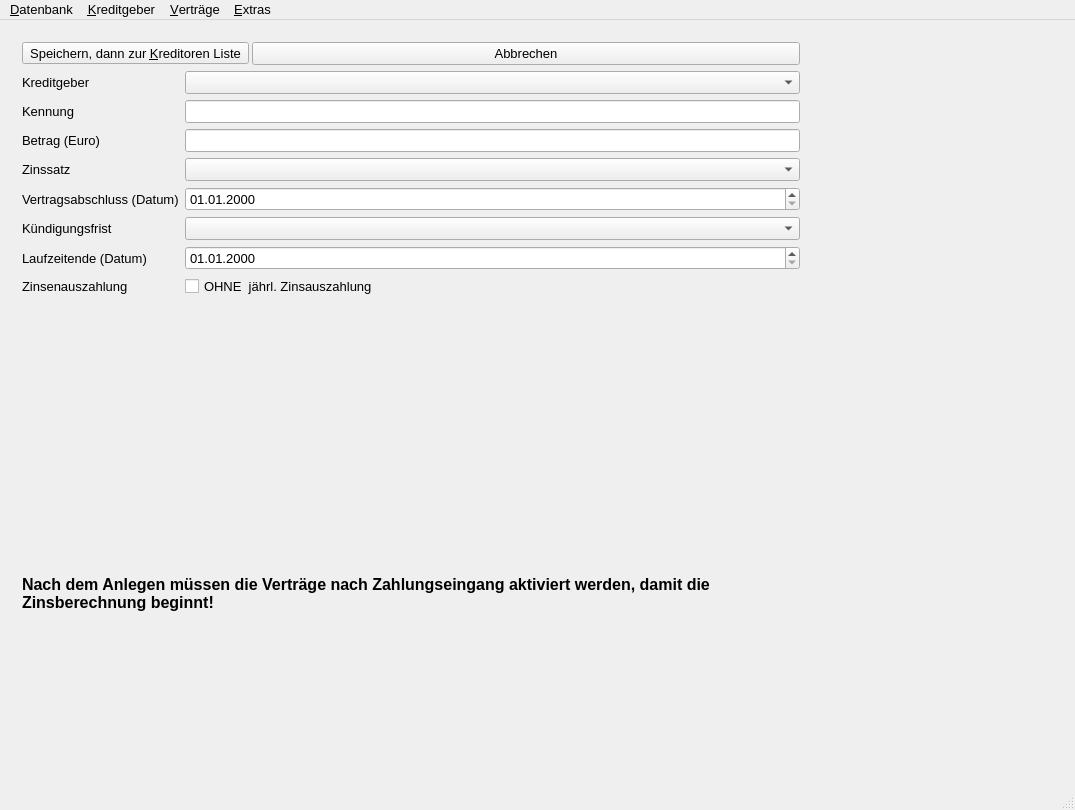
Schachigel/DKV2, file DKV2/mainwindow.ui: the form before one commit.
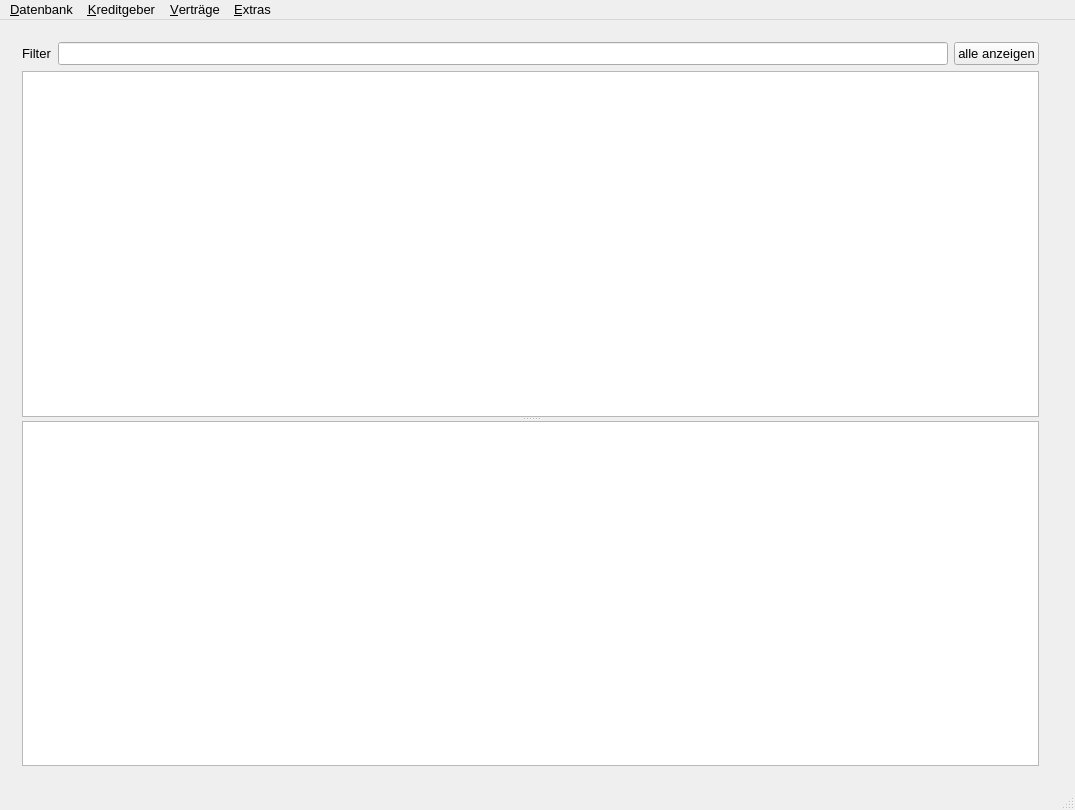
The form after the commit. The open tabs and pages were chosen to show the change. Icons and pictures are not drawn. Custom widgets are drawn as their Qt base class.

Commit message: remove "create contract" page

What changed in the file:
```diff
--- a/DKV2/mainwindow.ui
+++ b/DKV2/mainwindow.ui
@@ -312,194 +312,6 @@
         </item>
        </layout>
       </widget>
-      <widget class="QWidget" name="NewContract">
-       <property name="maximumSize">
-        <size>
-         <width>800</width>
-         <height>16777215</height>
-        </size>
-       </property>
-       <layout class="QVBoxLayout" name="vlNeuerVertrag">
-        <item>
-         <layout class="QHBoxLayout" name="hlNeuerVertragButtons">
-          <property name="spacing">
-           <number>3</number>
-          </property>
-          <item>
-           <widget class="uiCustomToolButton" name="saveContractAnd">
-            <property name="toolTip">
-             <string>Speichert den Vertrag und kehrt zur Liste der DK Geber zurück</string>
-            </property>
-            <property name="text">
-             <string>Speichern, dann zur &amp;Kreditoren Liste</string>
-            </property>
-           </widget>
-          </item>
-          <item>
-           <widget class="QPushButton" name="cancelCreateContract">
-            <property name="toolTip">
-             <string>Abbrechen und zurück zur Start Seite</string>
-            </property>
-            <property name="text">
-             <string>Abbrechen</string>
-            </property>
-           </widget>
-          </item>
-         </layout>
-        </item>
-        <item>
-         <layout class="QFormLayout" name="formLayout_2">
-          <item row="0" column="0">
-           <widget class="QLabel" name="label_2">
-            <property name="text">
-             <string>Kreditgeber</string>
-            </property>
-            <property name="buddy">
-             <cstring>comboKreditoren</cstring>
-            </property>
-           </widget>
-          </item>
-          <item row="0" column="1">
-           <widget class="QComboBox" name="comboKreditoren"/>
-          </item>
-          <item row="1" column="0">
-           <widget class="QLabel" name="label_3">
-            <property name="text">
-             <string>Kennung</string>
-            </property>
-            <property name="buddy">
-             <cstring>leKennung</cstring>
-            </property>
-           </widget>
-          </item>
-          <item row="1" column="1">
-           <widget class="QLineEdit" name="leKennung">
-            <property name="toolTip">
-             <string>ein eindeutiger Wert, um den Vertrag zu identifizieren</string>
-            </property>
-           </widget>
-          </item>
-          <item row="2" column="0">
-           <widget class="QLabel" name="label_4">
-            <property name="text">
-             <string>Betrag (Euro)</string>
-            </property>
-            <property name="buddy">
-             <cstring>leBetrag</cstring>
-            </property>
-           </widget>
-          </item>
-          <item row="2" column="1">
-           <widget class="QLineEdit" name="leBetrag">
-            <property name="toolTip">
-             <string>nur ganzalige Werte eingeben</string>
-            </property>
-            <property name="inputMask">
-             <string notr="true"/>
-            </property>
-           </widget>
-          </item>
-          <item row="3" column="0">
-           <widget class="QLabel" name="label_5">
-            <property name="text">
-             <string>Zinssatz</string>
-            </property>
-            <property name="buddy">
-             <cstring>cbZins</cstring>
-            </property>
-           </widget>
-          </item>
-          <item row="3" column="1">
-           <widget class="QComboBox" name="cbZins"/>
-          </item>
-          <item row="4" column="0">
-           <widget class="QLabel" name="label_6">
-            <property name="text">
-             <string>Vertragsabschluss (Datum)</string>
-            </property>
-            <property name="buddy">
-             <cstring>deVertragsabschluss</cstring>
-            </property>
-           </widget>
-          </item>
-          <item row="4" column="1">
-           <widget class="QDateEdit" name="deVertragsabschluss">
-            <property name="displayFormat">
-             <string notr="true">dd.MM.yyyy</string>
-            </property>
-           </widget>
-          </item>
-          <item row="5" column="0">
-           <widget class="QLabel" name="label_9">
-            <property name="text">
-             <string>Kündigungsfrist</string>
-            </property>
-            <property name="buddy">
-             <cstring>cbKFrist</cstring>
-            </property>
-           </widget>
-          </item>
-          <item row="5" column="1">
-           <widget class="QComboBox" name="cbKFrist">
-            <property name="toolTip">
-             <string>bei Verträgen ohne Laufzeitende sollte eine Kündigungsfrist in Monaten vereinbart sein</string>
-            </property>
-            <property name="currentText">
-             <string notr="true"/>
-            </property>
-            <property name="currentIndex">
-             <number>-1</number>
-            </property>
-           </widget>
-          </item>
-          <item row="6" column="0">
-           <widget class="QLabel" name="label_7">
-            <property name="text">
-             <string>Laufzeitende (Datum)</string>
-            </property>
-            <property name="buddy">
-             <cstring>deLaufzeitEnde</cstring>
-            </property>
-           </widget>
-          </item>
-          <item row="6" column="1">
-           <widget class="QDateEdit" name="deLaufzeitEnde">
-            <property name="displayFormat">
-             <string notr="true">dd.MM.yyyy</string>
-            </property>
-           </widget>
-          </item>
-          <item row="7" column="0">
-           <widget class="QLabel" name="label_8">
-            <property name="text">
-             <string>Zinsenauszahlung</string>
-            </property>
-            <property name="buddy">
-             <cstring>chkbThesaurierend</cstring>
-            </property>
-           </widget>
-          </item>
-          <item row="7" column="1">
-           <widget class="QCheckBox" name="chkbThesaurierend">
-            <property name="text">
-             <string>OHNE  jährl. Zinsauszahlung</string>
-            </property>
-           </widget>
-          </item>
-         </layout>
-        </item>
-        <item>
-         <widget class="QLabel" name="lblHinweis">
-          <property name="text">
-           <string>&lt;H3&gt; Nach dem Anlegen müssen die Verträge nach Zahlungseingang aktiviert werden, damit die Zinsberechnung beginnt!</string>
-          </property>
-          <property name="wordWrap">
-           <bool>true</bool>
-          </property>
-         </widget>
-        </item>
-       </layout>
-      </widget>
       <widget class="QWidget" name="ContractsListPage">
        <layout class="QVBoxLayout" name="verticalLayout_4">
         <item>
```
Left out of the diff: 42 changed lines with no effect on the pictures. The commit also changes 2 other files.
